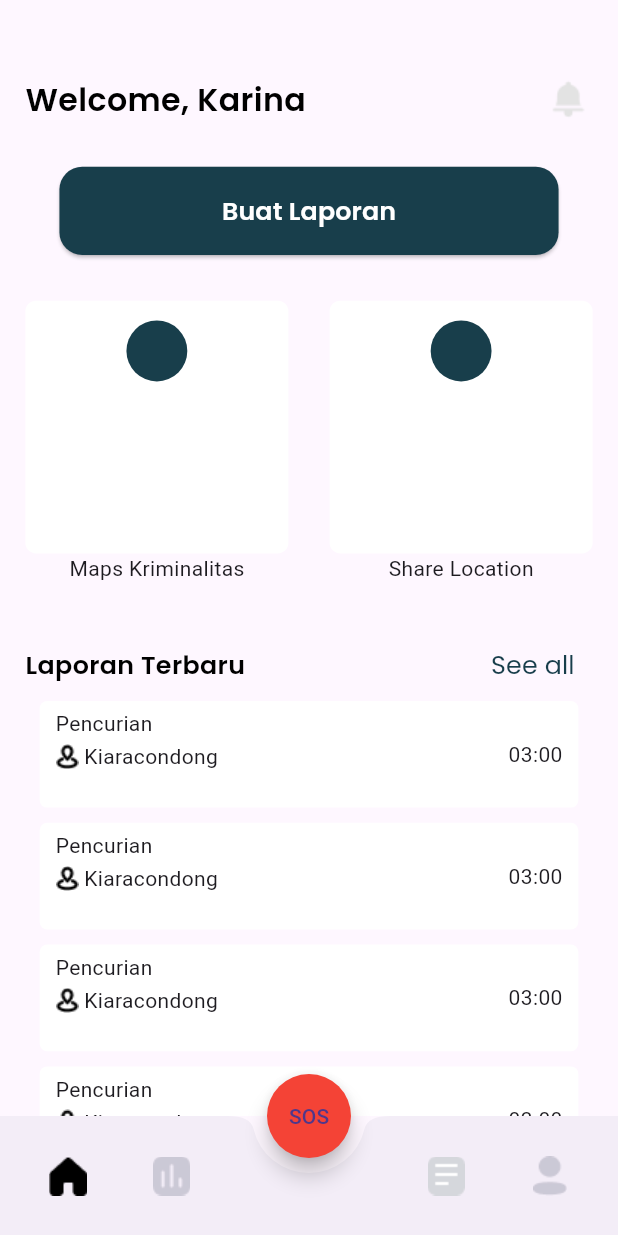
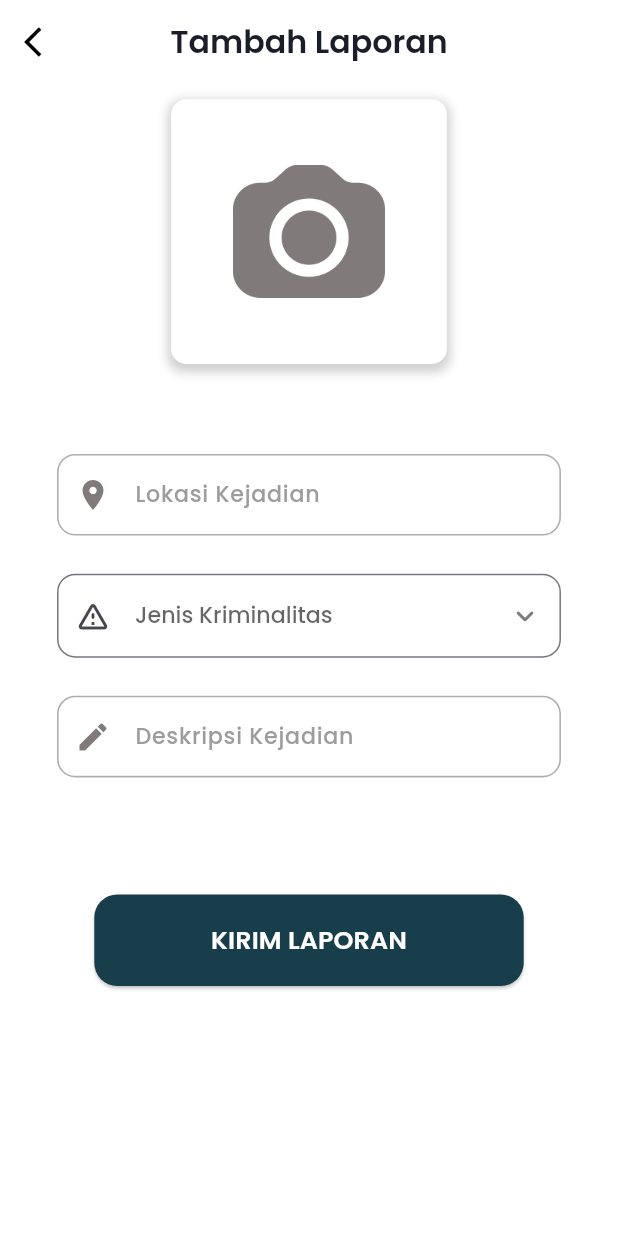
Before and after one commit to favjiw/amanin, a Flutter app: the screen it shows after launch, after a tap on "Buat Laporan", on a phone screen of 412 x 824 dp. Run offline on Flutter 3.47's test engine with Material 3 defaults, Android fonts, the light colour scheme and no system bars; our stand-ins replace flutter_map, flutter_screenutil, google_fonts, hexcolor, latlong2, location.

Commit message:
slice create laporan page

```diff
--- a/lib/home/HomeScreen.dart
+++ b/lib/home/HomeScreen.dart
@@ -53,7 +53,9 @@ class _HomescreenState extends State<Homescreen> {
                               borderRadius: BorderRadius.circular(15.r)
                           )
                       ),
-                      onPressed: () {},
+                      onPressed: () {
+                        Navigator.pushNamed(context, "/createLaporan");
+                      },
                       child: Text(
                         "Buat Laporan",
                         style: whiteOnBtn,
--- /dev/null
+++ b/lib/laporan/create_laporan_screen.dart
@@ -0,0 +1,208 @@
+import 'package:flutter/material.dart';
+import 'package:flutter_screenutil/flutter_screenutil.dart';
+import 'package:hexcolor/hexcolor.dart';
+import 'package:google_fonts/google_fonts.dart';
+import 'package:mobile_flutter3/generated/assets.dart';
+import 'package:mobile_flutter3/shared/style.dart';
+
+class CreateLaporanScreen extends StatefulWidget {
+  const CreateLaporanScreen({super.key});
+
+  @override
+  State<CreateLaporanScreen> createState() => _CreateLaporanScreenState();
+}
+
+class _CreateLaporanScreenState extends State<CreateLaporanScreen> {
+  final TextEditingController _locationController = TextEditingController();
+  final TextEditingController _descController = TextEditingController();
+  String? _selectedValue;
+  final List<String> _dropdownValues = [
+    'Option 1',
+    'Option 2',
+    'Option 3',
+    'Option 4',
+  ];
+
+  @override
+  Widget build(BuildContext context) {
+    return GestureDetector(
+      onTap: () {
+        FocusScope.of(context).requestFocus(new FocusNode());
+      },
+      child: Scaffold(
+        backgroundColor: Colors.white,
+        appBar: AppBar(
+          backgroundColor: Colors.white,
+          title: Text('Tambah Laporan'),
+          titleTextStyle: appBar,
+          centerTitle: true,
+          leading: IconButton(
+            icon: Icon(
+              Icons.arrow_back_ios,
+              color: HexColor('#000000'),
+            ),
+            onPressed: () {
+              // Handle button press
+              Navigator.pop(context);
+            },
+          ),
+        ),
+        body: SingleChildScrollView(
+          child: Padding(
+            padding: EdgeInsets.symmetric(horizontal: 36.w),
+            child: Form(
+              child: Column(
+                crossAxisAlignment: CrossAxisAlignment.center,
+                children: [
+                  SizedBox(
+                    height: 10.h,
+                  ),
+                  Center(
+                    child: Container(
+                      height: 174.h,
+                      width: 174.w,
+                      decoration: BoxDecoration(
+                        color: Colors.white,
+                        borderRadius: BorderRadius.circular(10.r),
+                        boxShadow: [
+                          BoxShadow(
+                            color: Colors.grey.withOpacity(0.5),
+                            spreadRadius: 2,
+                            blurRadius: 5,
+                            offset: Offset(0, 3),
+                          ),
+                        ],
+                      ),
+                      child: Center(
+                          child: Image.asset(
+                        Assets.assetsCameraImg,
+                        width: 100.w,
+                        height: 87.h,
+                      )),
+                    ),
+                  ),
+                  SizedBox(
+                    height: 59.h,
+                  ),
+                  TextFormField(
+                    controller: _locationController,
+                    style: loginOnInput,
+                    decoration: InputDecoration(
+                      contentPadding:
+                          EdgeInsets.symmetric(horizontal: 10.w, vertical: 16.h),
+                      hintText: 'Lokasi Kejadian',
+                      hintStyle: loginOffInput,
+                      enabledBorder: OutlineInputBorder(
+                        borderRadius: BorderRadius.circular(12.r),
+                        borderSide: BorderSide(
+                          color: HexColor("#353535").withOpacity(0.4),
+                          width: 1.w,
+                        ),
+                      ),
+                      focusedBorder: OutlineInputBorder(
+                        borderRadius: BorderRadius.circular(5.r),
+                        borderSide: BorderSide(
+                          color: HexColor("#85B1B4"),
+                          width: 2.w,
+                        ),
+                      ),
+                      prefixIcon: Icon(
+                        Icons.location_on,
+                        color: HexColor('#807A7A'),
+                      ),
+                    ),
+                  ),
+                  SizedBox(
+                    height: 25.h,
+                  ),
+                  DropdownButtonFormField<String>(
+                    hint: Text('Jenis Kriminalitas'),
+                    style: loginOnInput,
+                    borderRadius: BorderRadius.circular(12.r),
+                    icon: Icon(Icons.keyboard_arrow_down_rounded, color: HexColor('#807A7A'),),
+                    decoration: InputDecoration(
+                      prefixIcon: Icon(Icons.warning_amber_rounded),
+                      border: OutlineInputBorder(
+                        borderRadius: BorderRadius.circular(12.r),
+                        borderSide: BorderSide(
+                          color: HexColor("#353535").withOpacity(0.4),
+                          width: 1.w,
+                        ),
+                      ),
+                    ),
+                    value: _selectedValue,
+                    onChanged: (String? newValue) {
+                      setState(() {
+                        _selectedValue = newValue;
+                      });
+                    },
+                    items: _dropdownValues.map((String value) {
+                      return DropdownMenuItem<String>(
+                        value: value,
+                        child: Text(value),
+                      );
+                    }).toList(),
+                  ),
+                  SizedBox(
+                    height: 25.h,
+                  ),
+                  TextFormField(
+                    controller: _descController,
+                    style: loginOnInput,
+                    decoration: InputDecoration(
+                      contentPadding:
+                      EdgeInsets.symmetric(horizontal: 10.w, vertical: 16.h),
+                      hintText: 'Deskripsi Kejadian',
+                      hintStyle: loginOffInput,
+                      enabledBorder: OutlineInputBorder(
+                        borderRadius: BorderRadius.circular(12.r),
+                        borderSide: BorderSide(
+                          color: HexColor("#353535").withOpacity(0.4),
+                          width: 1.w,
+                        ),
+                      ),
+                      focusedBorder: OutlineInputBorder(
+                        borderRadius: BorderRadius.circular(5.r),
+                        borderSide: BorderSide(
+                          color: HexColor("#85B1B4"),
+                          width: 2.w,
+                        ),
+                      ),
+                      prefixIcon: Icon(
+                        Icons.edit,
+                        color: HexColor('#807A7A'),
+                      ),
+                    ),
+                  ),
+                  SizedBox(height: 77.h,),
+                  Center(
+                    child: SizedBox(
+                      width: 271.w,
+                      height: 60.h,
+                      child: ElevatedButton(
+                        style: ElevatedButton.styleFrom(
+                            backgroundColor: mainColor,
+                            shape: RoundedRectangleBorder(
+                                borderRadius: BorderRadius.circular(15.r)
+                            )
+                        ),
+                        onPressed: () {
+                          // login(_emailController.text,
+                          //     _passwordController.text);
+                        },
+                        child: Text(
+                          "KIRIM LAPORAN",
+                          style: whiteOnBtn,
+                        ),
+                      ),
+                    ),
+                  ),
+                ],
+              ),
+            ),
+          ),
+        ),
+      ),
+    );
+  }
+}
--- /dev/null
+++ b/lib/laporan/detail_laporan_screen.dart
@@ -0,0 +1,20 @@
+import 'package:flutter/material.dart';
+import 'package:flutter_screenutil/flutter_screenutil.dart';
+import 'package:hexcolor/hexcolor.dart';
+import 'package:google_fonts/google_fonts.dart';
+import 'package:mobile_flutter3/generated/assets.dart';
+import 'package:mobile_flutter3/shared/style.dart';
+
+class DetailLaporanScreen extends StatefulWidget {
+  const DetailLaporanScreen({super.key});
+
+  @override
+  State<DetailLaporanScreen> createState() => _DetailLaporanScreenState();
+}
+
+class _DetailLaporanScreenState extends State<DetailLaporanScreen> {
+  @override
+  Widget build(BuildContext context) {
+    return const Placeholder();
+  }
+}
--- a/lib/main.dart
+++ b/lib/main.dart
@@ -4,6 +4,7 @@ import 'package:mobile_flutter3/auth/login_screen.dart';
 import 'package:mobile_flutter3/auth/signup_screen.dart';
 import 'package:mobile_flutter3/history/HistoryScreen.dart';
 import 'package:mobile_flutter3/home/HomeScreen.dart';
+import 'package:mobile_flutter3/laporan/create_laporan_screen.dart';
 import 'package:mobile_flutter3/maps/maps_screen.dart';
 import 'package:mobile_flutter3/profile/ProfileScreen.dart';
 import 'package:mobile_flutter3/shared/Botnavbar.dart';
@@ -44,6 +45,7 @@ class _MainAppState extends State<MainApp> {
             '/history': (context) => HistoryScreen(),
             '/maps': (context) => MapScreen(),
             '/profile': (context) => ProfileScreen(),
+            '/createLaporan': (context) => CreateLaporanScreen(),
           },
         );
       },
```
Also changed, not shown: assets/alert-ic.png (added), assets/camera-img.png (added), lib/generated/assets.dart, lib/shared/style.dart (line endings or trailing spaces).
